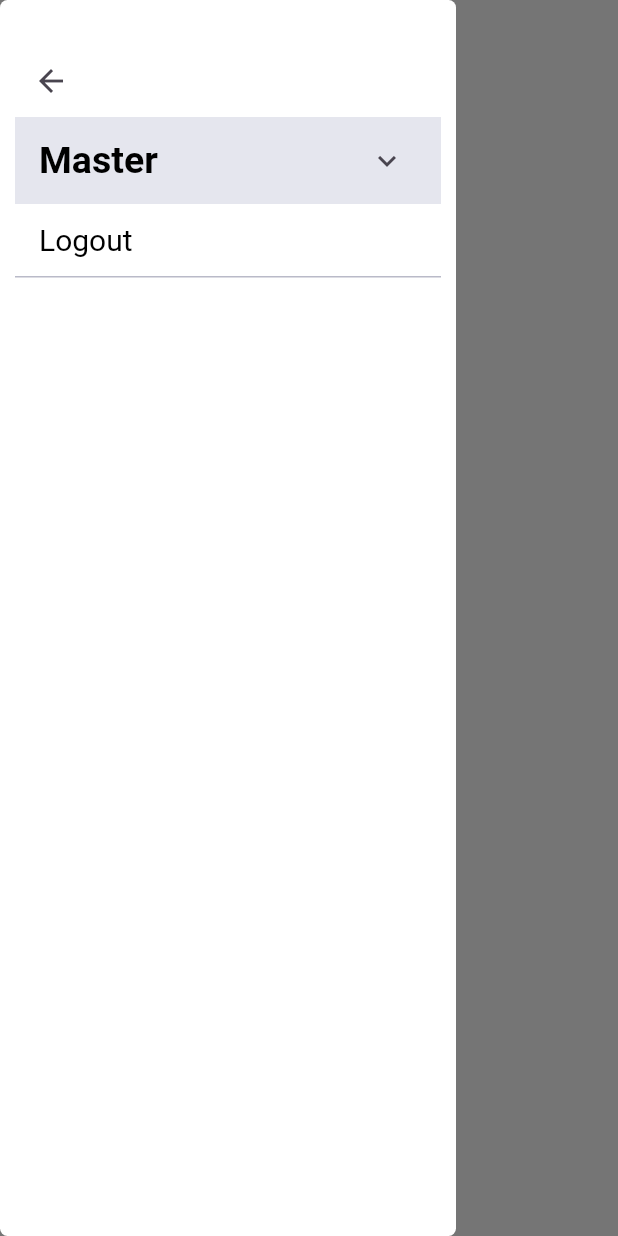
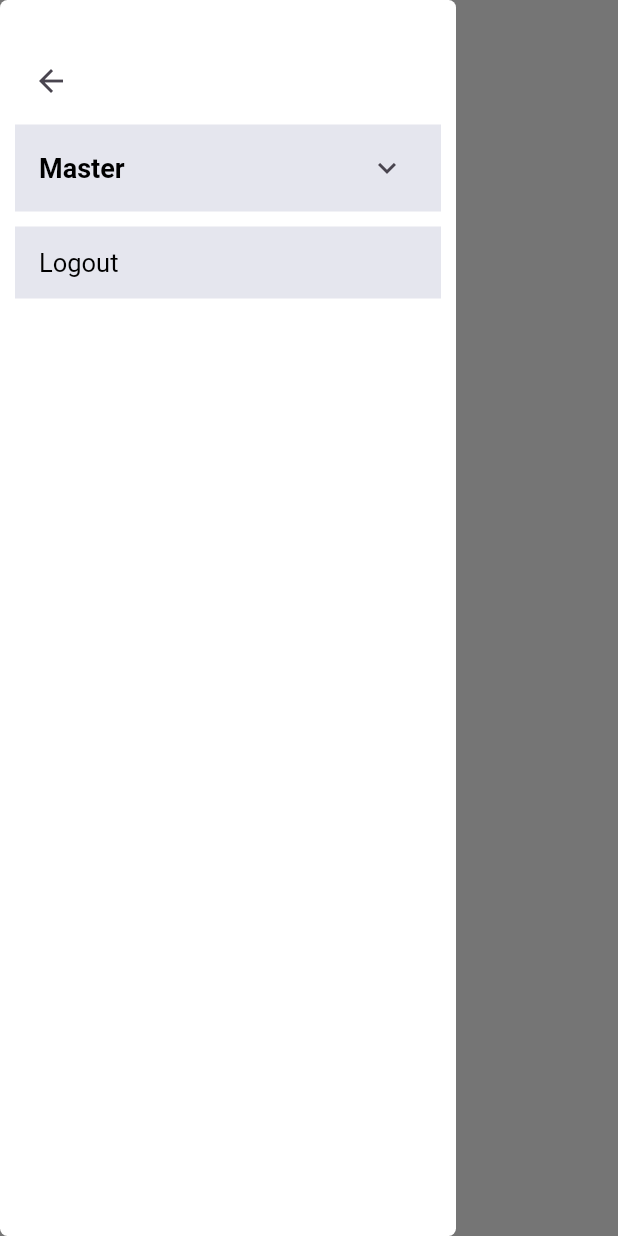
Before and after one commit to yash17-12-98/accounting_app, a Flutter app: the DashBoard screen opened by its route, with the side drawer open, on a phone screen of 412 x 824 dp. Run offline on Flutter 3.47's test engine with Material 3 defaults, Android fonts, the light colour scheme and no system bars; our stand-ins replace get, hive; accounts and stored records are empty.

Commit message:
Handled text size in nav bar (Drawer)

```diff
--- a/lib/resources/color_manager.dart
+++ b/lib/resources/color_manager.dart
@@ -4,7 +4,7 @@ class ColorManager {
   static Color transparent = Colors.transparent;
   static Color primary = HexColor.fromHex("#7FC4DC");
   static Color primaryOpacity70 = HexColor.fromHex("#B37FC4DC");
-  static Color splashPrimary = HexColor.fromHex("#E5E6EE");
+  static Color tileGrey = HexColor.fromHex("#E5E6EE");
 
   static Color lightGrey = HexColor.fromHex("#B9BAC8");
   static Color darkGrey = HexColor.fromHex("#8791A3");
--- a/lib/view/dashboard.dart
+++ b/lib/view/dashboard.dart
@@ -1,9 +1,9 @@
-import 'package:accounting_app/widgets/app_drawer_element.dart';
 import 'package:flutter/material.dart';
 import 'package:get/get.dart';
 
 import '../controller/controller.dart';
 import '../resources/resources.dart';
+import '../widgets/widget.dart';
 
 class DashBoard extends GetView<DashboardController> {
   const DashBoard({super.key});
@@ -35,12 +35,13 @@ class DashBoard extends GetView<DashboardController> {
                   child: IconButton(
                       onPressed: () => Get.back(),
                       icon: const Icon(Icons.arrow_back))),
+              const SizedBox(height: 5),
               ExpansionTile(
                 shape: const RoundedRectangleBorder(side: BorderSide.none),
-                collapsedBackgroundColor: ColorManager.splashPrimary,
+                collapsedBackgroundColor: ColorManager.tileGrey,
                 title: Text(AppStrings.master,
-                    style: getBoldStyle(
-                        color: ColorManager.black, fontSize: FontSize.s25)),
+                    style: getSemiBoldStyle(
+                        color: ColorManager.black, fontSize: FontSize.s18)),
                 children: const [
                   AppDrawerElement(title: AppStrings.division),
                   AppDrawerElement(title: AppStrings.costCentre),
@@ -49,11 +50,17 @@ class DashBoard extends GetView<DashboardController> {
                   AppDrawerElement(title: AppStrings.subSchedule),
                   AppDrawerElement(title: AppStrings.ledgerGroup),
                   AppDrawerElement(title: AppStrings.generalLedger),
-                  AppDrawerElement(title: AppStrings.voucherType),
+                  AppDrawerElement(
+                      title: AppStrings.voucherType, borderVisible: false),
                 ],
               ),
+              const SizedBox(height: 10),
               AppDrawerElement(
-                  title: AppStrings.logOut, onTap: controller.onLogout)
+                title: AppStrings.logOut,
+                onTap: controller.onLogout,
+                tileColor: ColorManager.tileGrey,
+                borderVisible: false,
+              )
             ],
           ),
         ),
--- a/lib/widgets/app_drawer_element.dart
+++ b/lib/widgets/app_drawer_element.dart
@@ -5,22 +5,31 @@ import '../resources/resources.dart';
 
 class AppDrawerElement extends StatelessWidget {
   final String title;
+  final bool borderVisible;
+  final Color? tileColor;
   final void Function()? onTap;
 
-  const AppDrawerElement({super.key, required this.title, this.onTap});
+  const AppDrawerElement(
+      {super.key,
+      required this.title,
+      this.onTap,
+      this.borderVisible = true,
+      this.tileColor});
 
   @override
   Widget build(BuildContext context) {
     return ListTile(
       shape: Border(
-        bottom: BorderSide(color: ColorManager.lightGrey),
+        bottom: borderVisible
+            ? BorderSide(color: ColorManager.lightGrey)
+            : BorderSide.none,
       ),
-      splashColor: ColorManager.splashPrimary,
+      tileColor: tileColor,
       visualDensity: const VisualDensity(vertical: -2),
       onTap: onTap,
       title: Text(title.orEmpty(),
           style: getRegularStyle(
-              color: ColorManager.black, fontSize: FontSize.s20)),
+              color: ColorManager.black, fontSize: FontSize.s17)),
     );
   }
 }
--- a/lib/widgets/widget.dart
+++ b/lib/widgets/widget.dart
@@ -1 +1,2 @@
+export 'app_drawer_element.dart';
 export 'app_text_field.dart';
```
